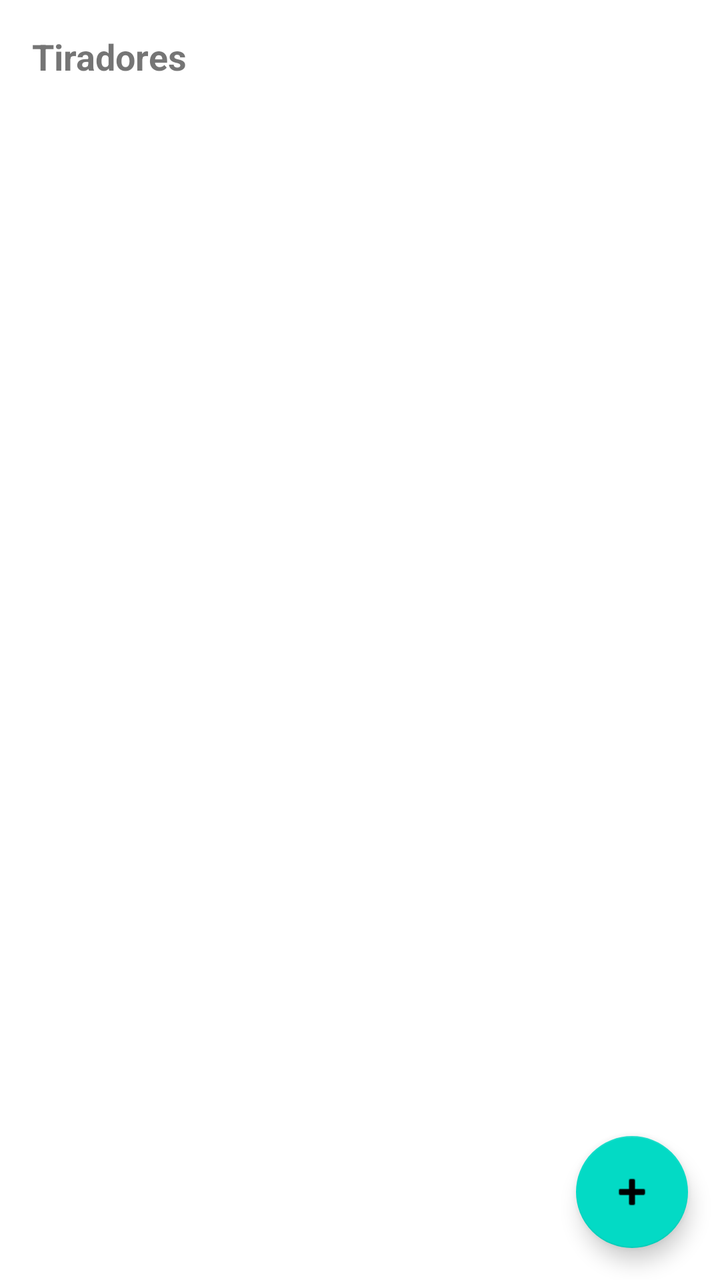
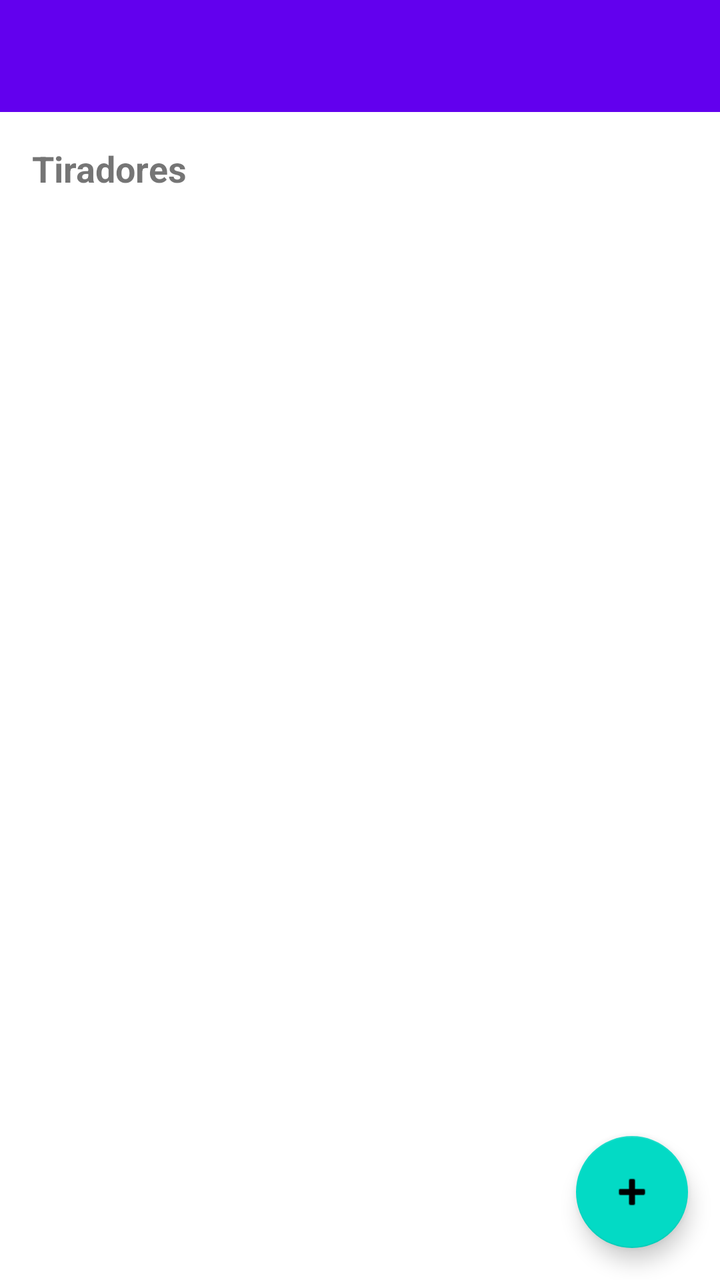

Two renders of the same Android screen: before a commit and after it. Below are the layout's source before the change and the commit's diff.
<!-- AndroidManifest.xml: application theme Theme.PlatoScore -->
<!-- res/layout/activity_escuadra_detail.xml -->
<?xml version="1.0" encoding="utf-8"?>
<androidx.constraintlayout.widget.ConstraintLayout xmlns:android="http://schemas.android.com/apk/res/android"
    xmlns:app="http://schemas.android.com/apk/res-auto"
    xmlns:tools="http://schemas.android.com/tools"
    android:layout_width="match_parent"
    android:layout_height="match_parent"
    tools:context=".ui.activities.EscuadraDetailActivity">

    <TextView
        android:id="@+id/tvTitulo"
        android:layout_width="0dp"
        android:layout_height="wrap_content"
        android:text="@string/titulo_tiradores"
        android:textStyle="bold"
        android:textSize="18sp"
        android:paddingStart="16dp"
        android:paddingEnd="16dp"
        android:paddingTop="16dp"
        app:layout_constraintTop_toTopOf="parent"
        app:layout_constraintStart_toStartOf="parent"
        app:layout_constraintEnd_toEndOf="parent" />

    <TextView
        android:id="@+id/tvEmpty"
        android:layout_width="0dp"
        android:layout_height="wrap_content"
        android:text="@string/msg_sin_tiradores_escuadra"
        android:paddingStart="16dp"
        android:paddingEnd="16dp"
        android:paddingTop="8dp"
        android:visibility="gone"
        app:layout_constraintTop_toBottomOf="@id/tvTitulo"
        app:layout_constraintStart_toStartOf="parent"
        app:layout_constraintEnd_toEndOf="parent" />

    <androidx.recyclerview.widget.RecyclerView
        android:id="@+id/rvTiradores"
        android:layout_width="0dp"
        android:layout_height="0dp"
        android:paddingStart="16dp"
        android:paddingEnd="16dp"
        android:clipToPadding="false"
        android:paddingBottom="96dp"
        app:layout_constraintTop_toBottomOf="@id/tvEmpty"
        app:layout_constraintBottom_toBottomOf="parent"
        app:layout_constraintStart_toStartOf="parent"
        app:layout_constraintEnd_toEndOf="parent"
        tools:listitem="@layout/item_tirador" />

    <com.google.android.material.floatingactionbutton.FloatingActionButton
        android:id="@+id/fabAddTirador"
        android:layout_width="wrap_content"
        android:layout_height="wrap_content"
        android:contentDescription="@string/cd_anadir_tirador"
        android:layout_marginEnd="16dp"
        android:layout_marginBottom="16dp"
        android:src="@android:drawable/ic_input_add"
        app:layout_constraintEnd_toEndOf="parent"
        app:layout_constraintBottom_toBottomOf="parent" />

</androidx.constraintlayout.widget.ConstraintLayout>
<!-- res/layout/item_tirador.xml (included above) -->
<?xml version="1.0" encoding="utf-8"?>
<androidx.constraintlayout.widget.ConstraintLayout xmlns:android="http://schemas.android.com/apk/res/android"
    xmlns:app="http://schemas.android.com/apk/res-auto"
    android:layout_width="match_parent"
    android:layout_height="wrap_content"
    android:paddingTop="12dp"
    android:paddingBottom="12dp">

    <TextView
        android:id="@+id/tvNombre"
        android:layout_width="0dp"
        android:layout_height="wrap_content"
        android:textStyle="bold"
        android:textSize="16sp"
        app:layout_constraintTop_toTopOf="parent"
        app:layout_constraintStart_toStartOf="parent"
        app:layout_constraintEnd_toEndOf="parent" />

    <TextView
        android:id="@+id/tvInfo"
        android:layout_width="0dp"
        android:layout_height="wrap_content"
        android:layout_marginTop="4dp"
        app:layout_constraintTop_toBottomOf="@id/tvNombre"
        app:layout_constraintStart_toStartOf="parent"
        app:layout_constraintEnd_toEndOf="parent" />

</androidx.constraintlayout.widget.ConstraintLayout>
<!-- resources referenced by this layout -->
<resources>
  <string name="cd_anadir_tirador">Añadir tirador</string>
  <string name="msg_sin_tiradores_escuadra">No hay tiradores en esta escuadra. Pulsa + para añadir.</string>
  <string name="titulo_tiradores">Tiradores</string>
  <style name="Theme.PlatoScore" parent="Theme.MaterialComponents.DayNight.DarkActionBar">
          
          <item name="colorPrimary">@color/purple_500</item>
          <item name="colorPrimaryVariant">@color/purple_700</item>
          <item name="colorOnPrimary">@color/white</item>
          
          <item name="colorSecondary">@color/teal_200</item>
          <item name="colorSecondaryVariant">@color/teal_700</item>
          <item name="colorOnSecondary">@color/black</item>
          
          <item name="android:statusBarColor">?attr/colorPrimaryVariant</item>
          
      </style>
  <color name="purple_500">#FF6200EE</color>
  <color name="purple_700">#FF3700B3</color>
  <color name="white">#FFFFFFFF</color>
  <color name="teal_200">#FF03DAC5</color>
  <color name="teal_700">#FF018786</color>
  <color name="black">#FF000000</color>
</resources>

<!-- the commit's change to res/layout/activity_escuadra_detail.xml (unified diff, before → after) -->
@@ -5,6 +5,16 @@
     android:layout_width="match_parent"
     android:layout_height="match_parent"
     tools:context=".ui.activities.EscuadraDetailActivity">
+
+    <com.google.android.material.appbar.MaterialToolbar
+        android:id="@+id/toolbar"
+        android:layout_width="0dp"
+        android:layout_height="?attr/actionBarSize"
+        android:background="?attr/colorPrimary"
+        android:theme="@style/ThemeOverlay.MaterialComponents.Dark.ActionBar"
+        app:layout_constraintTop_toTopOf="parent"
+        app:layout_constraintStart_toStartOf="parent"
+        app:layout_constraintEnd_toEndOf="parent" />
 
     <TextView
         android:id="@+id/tvTitulo"
@@ -16,7 +26,7 @@
         android:paddingStart="16dp"
         android:paddingEnd="16dp"
         android:paddingTop="16dp"
-        app:layout_constraintTop_toTopOf="parent"
+        app:layout_constraintTop_toBottomOf="@id/toolbar"
         app:layout_constraintStart_toStartOf="parent"
         app:layout_constraintEnd_toEndOf="parent" />
 
<!-- resource entries referenced after the edit -->
@@ -3,7 +3,7 @@
   <string name="cd_anadir_tirador">Añadir tirador</string>
   <string name="msg_sin_tiradores_escuadra">No hay tiradores en esta escuadra. Pulsa + para añadir.</string>
   <string name="titulo_tiradores">Tiradores</string>
-  <style name="Theme.PlatoScore" parent="Theme.MaterialComponents.DayNight.DarkActionBar">
+  <style name="Theme.PlatoScore" parent="Theme.MaterialComponents.DayNight.NoActionBar">
           
           <item name="colorPrimary">@color/purple_500</item>
           <item name="colorPrimaryVariant">@color/purple_700</item>
